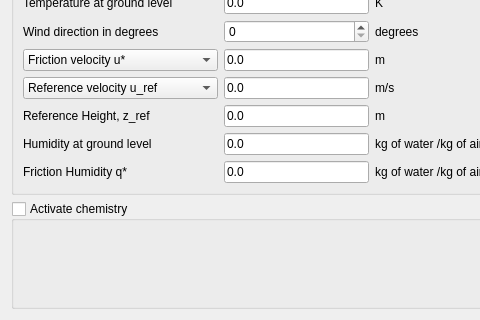
Before: the Qt Designer form python/code_saturne/gui/case/AtmosphericFlowsForm.ui in code-saturne/code_saturne, drawn with Qt 5; both pictures show x 0 to 480 and y 362 to 682 of the 800 by 682 pixel window.
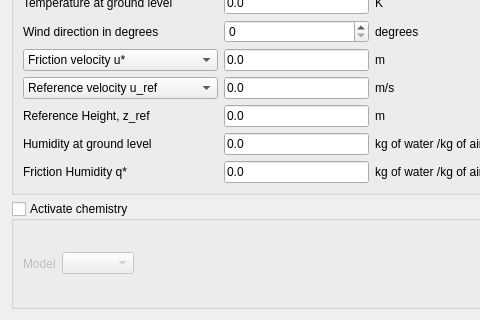
After: the same form once the commit is applied. Icons and pictures are not drawn.

Commit message: [GUI] Add atmospheric chemistry model selection dropdown

Diff of the .ui file:
```diff
--- a/python/code_saturne/gui/case/AtmosphericFlowsForm.ui
+++ b/python/code_saturne/gui/case/AtmosphericFlowsForm.ui
@@ -136,6 +136,16 @@
       <bool>false</bool>
      </property>
      <layout class="QHBoxLayout" name="horizontalLayout_4">
+      <item>
+       <widget class="QLabel" name="labelChemistryModel">
+        <property name="text">
+         <string>Model</string>
+        </property>
+       </widget>
+      </item>
+      <item>
+       <widget class="QComboBox" name="comboBoxChemistryModel"/>
+      </item>
       <item>
        <spacer name="horizontalSpacer_3">
         <property name="orientation">
```
The commit also changes 3 other files.
